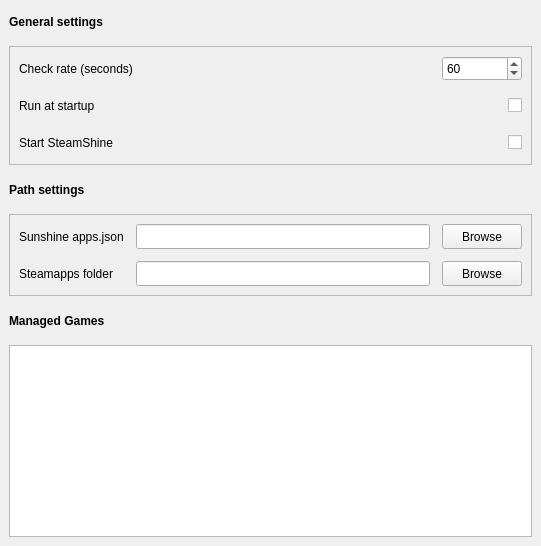
Odizinne/SteamShine, file src/designer/ui_mainwindow.ui: the form before one commit.
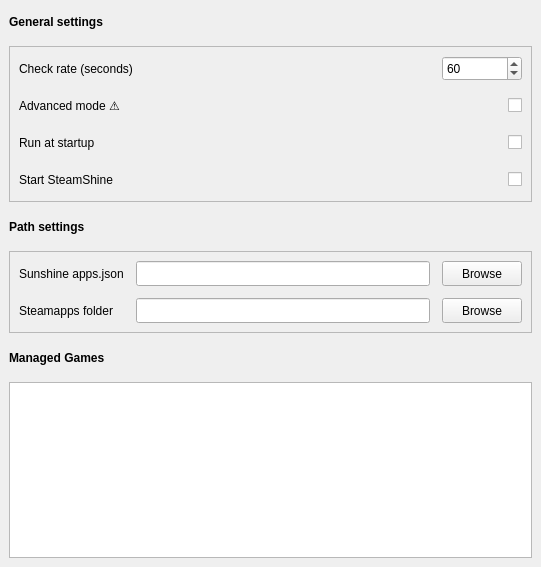
The form after the commit.

Commit message: added advanced mode for executable binding, off by default

Diff of the .ui file:
```diff
--- a/src/designer/ui_mainwindow.ui
+++ b/src/designer/ui_mainwindow.ui
@@ -7,7 +7,7 @@
     <x>0</x>
     <y>0</y>
     <width>541</width>
-    <height>546</height>
+    <height>567</height>
    </rect>
   </property>
   <property name="windowTitle">
@@ -177,22 +177,6 @@
        <property name="spacing">
         <number>12</number>
        </property>
-       <item row="1" column="2">
-        <widget class="QCheckBox" name="startupCheckBox">
-         <property name="minimumSize">
-          <size>
-           <width>0</width>
-           <height>25</height>
-          </size>
-         </property>
-         <property name="layoutDirection">
-          <enum>Qt::LayoutDirection::RightToLeft</enum>
-         </property>
-         <property name="text">
-          <string/>
-         </property>
-        </widget>
-       </item>
        <item row="0" column="0">
         <widget class="QLabel" name="label">
          <property name="text">
@@ -200,6 +184,64 @@
          </property>
         </widget>
        </item>
+       <item row="3" column="2">
+        <widget class="QCheckBox" name="startCheckBox">
+         <property name="minimumSize">
+          <size>
+           <width>0</width>
+           <height>25</height>
+          </size>
+         </property>
+         <property name="layoutDirection">
+          <enum>Qt::LayoutDirection::RightToLeft</enum>
+         </property>
+         <property name="text">
+          <string/>
+         </property>
+        </widget>
+       </item>
+       <item row="2" column="2">
+        <widget class="QCheckBox" name="startupCheckBox">
+         <property name="minimumSize">
+          <size>
+           <width>0</width>
+           <height>25</height>
+          </size>
+         </property>
+         <property name="layoutDirection">
+          <enum>Qt::LayoutDirection::RightToLeft</enum>
+         </property>
+         <property name="text">
+          <string/>
+         </property>
+        </widget>
+       </item>
+       <item row="2" column="0">
+        <widget class="QLabel" name="label_3">
+         <property name="minimumSize">
+          <size>
+           <width>0</width>
+           <height>25</height>
+          </size>
+         </property>
+         <property name="text">
+          <string>Run at startup</string>
+         </property>
+        </widget>
+       </item>
+       <item row="0" column="1">
+        <spacer name="horizontalSpacer">
+         <property name="orientation">
+          <enum>Qt::Orientation::Horizontal</enum>
+         </property>
+         <property name="sizeHint" stdset="0">
+          <size>
+           <width>40</width>
+           <height>20</height>
+          </size>
+         </property>
+        </spacer>
+       </item>
        <item row="0" column="2">
         <widget class="QSpinBox" name="timerSpinbox">
          <property name="minimumSize">
@@ -222,36 +264,7 @@
          </property>
         </widget>
        </item>
-       <item row="1" column="0">
-        <widget class="QLabel" name="label_3">
-         <property name="minimumSize">
-          <size>
-           <width>0</width>
-           <height>25</height>
-          </size>
-         </property>
-         <property name="text">
-          <string>Run at startup</string>
-         </property>
-        </widget>
-       </item>
-       <item row="2" column="2">
-        <widget class="QCheckBox" name="startCheckBox">
-         <property name="minimumSize">
-          <size>
-           <width>0</width>
-           <height>25</height>
-          </size>
-         </property>
-         <property name="layoutDirection">
-          <enum>Qt::LayoutDirection::RightToLeft</enum>
-         </property>
-         <property name="text">
-          <string/>
-         </property>
-        </widget>
-       </item>
-       <item row="2" column="0">
+       <item row="3" column="0">
         <widget class="QLabel" name="label_2">
          <property name="minimumSize">
           <size>
@@ -264,18 +277,39 @@
          </property>
         </widget>
        </item>
-       <item row="0" column="1">
-        <spacer name="horizontalSpacer">
-         <property name="orientation">
-          <enum>Qt::Orientation::Horizontal</enum>
+       <item row="1" column="0">
+        <widget class="QLabel" name="advancedLabel">
+         <property name="minimumSize">
+          <size>
+           <width>0</width>
+           <height>25</height>
+          </size>
          </property>
-         <property name="sizeHint" stdset="0">
+         <property name="toolTip">
+          <string>Advanced mode will try to bind to launched game executable,
+allowing to quit stream on game ending and vice versa.
+This is experimental and might not work everytime.</string>
+         </property>
+         <property name="text">
+          <string>Advanced mode ⚠️</string>
+         </property>
+        </widget>
+       </item>
+       <item row="1" column="2">
+        <widget class="QCheckBox" name="advancedCheckBox">
+         <property name="minimumSize">
           <size>
-           <width>40</width>
-           <height>20</height>
+           <width>0</width>
+           <height>25</height>
           </size>
          </property>
-        </spacer>
+         <property name="layoutDirection">
+          <enum>Qt::LayoutDirection::RightToLeft</enum>
+         </property>
+         <property name="text">
+          <string/>
+         </property>
+        </widget>
        </item>
       </layout>
      </widget>
```
The commit also changes 3 other files.
